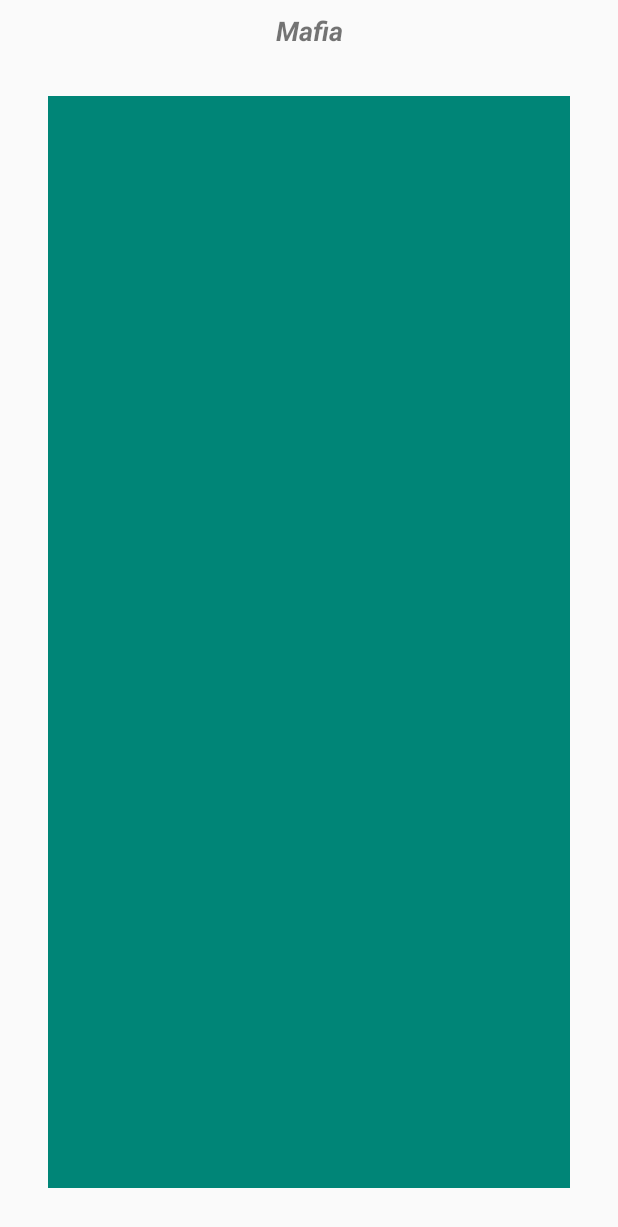
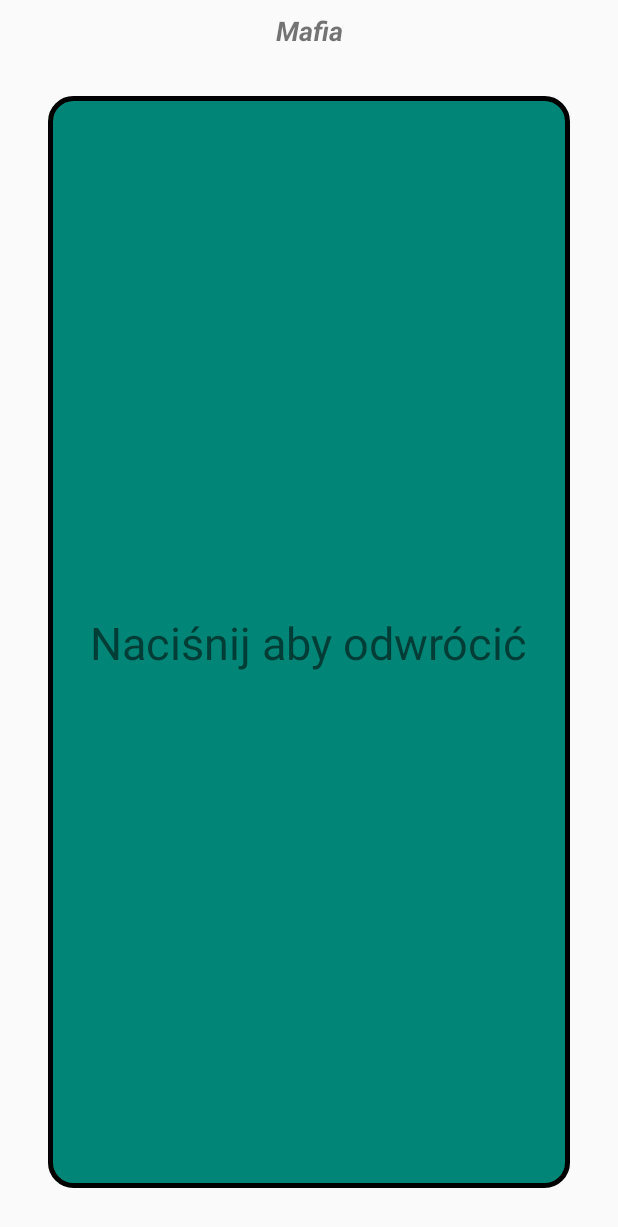
Before and after one commit to arekmaz/mafia, an Android app: the ShowGameCharacter screen opened directly, with no data from a screen before it, on a phone screen of 412 x 824 dp. Shown: the top 1227 px of the screen. Run offline under Robolectric (Android 15) with nearby library versions, the phone set to English and light mode, and no system bars.

Commit message:
improve card styles

```diff
--- a/app/src/main/java/com/arekmaz/mafia/activities/ShowGameCharacter.java
+++ b/app/src/main/java/com/arekmaz/mafia/activities/ShowGameCharacter.java
@@ -21,7 +21,7 @@ public class ShowGameCharacter extends BaseActivity {
 
     private String mCharacterDisplayText = "Mafia";
 
-    private CardSide mCardSide = CardSide.AVERS;
+    private CardSide mCardSide = CardSide.REVERS;
 
     private enum CardSide {
         AVERS,
@@ -40,14 +40,14 @@ public class ShowGameCharacter extends BaseActivity {
     private void setup() {
 
         TextView characterTextView = mCharacterDisplayCl.findViewById(R.id.tv_character_text);
-
+        String reverseText = getString(R.string.character_card_reverse_content);
         mCharacterDisplayCl.setOnClickListener(v -> {
             if (!mIsViewRotating) {
                 mIsViewRotating = true;
                 float currentAngle = v.getRotationY();
                 float rotateTo = (currentAngle + 180) % 360;
                 if (mCardSide == CardSide.AVERS) {
-                    characterTextView.setText("Naciśnij aby odwrócić");
+                    characterTextView.setText(reverseText);
                 } else {
                     characterTextView.setText("Postać: " + mCharacterDisplayText);
                 }
--- /dev/null
+++ b/app/src/main/res/drawable/character_card_background.xml
@@ -0,0 +1,11 @@
+<?xml version="1.0" encoding="utf-8"?>
+    <shape
+        xmlns:android="http://schemas.android.com/apk/res/android"
+        android:shape="rectangle">
+
+        <corners android:radius="15dp" />
+        <solid android:color="@color/colorPrimary" />
+        <stroke
+            android:width="3dip"
+            android:color="#ff000000" />
+    </shape>
--- a/app/src/main/res/layout/activity_show_game_character.xml
+++ b/app/src/main/res/layout/activity_show_game_character.xml
@@ -32,7 +32,7 @@
         android:layout_marginTop="64dp"
         android:layout_marginEnd="32dp"
         android:layout_marginBottom="32dp"
-        android:background="@color/colorPrimary"
+        android:background="@drawable/character_card_background"
         app:layout_constraintBottom_toBottomOf="parent"
         app:layout_constraintEnd_toEndOf="parent"
         app:layout_constraintStart_toStartOf="parent"
@@ -42,7 +42,7 @@
             android:id="@+id/tv_character_text"
             android:layout_width="wrap_content"
             android:layout_height="wrap_content"
-            android:text=""
+            android:text="@string/character_card_reverse_content"
             android:textSize="30sp"
             app:layout_constraintBottom_toBottomOf="parent"
             app:layout_constraintEnd_toEndOf="parent"
--- a/app/src/main/res/values/strings.xml
+++ b/app/src/main/res/values/strings.xml
@@ -6,4 +6,5 @@
     <string name="go_back_label">Wstecz</string>
     <string name="go_forward_label">Dalej</string>
     <string name="user_name_required_error_message">Nick wymagany</string>
+    <string name="character_card_reverse_content">Naciśnij aby odwrócić</string>
 </resources>
```
